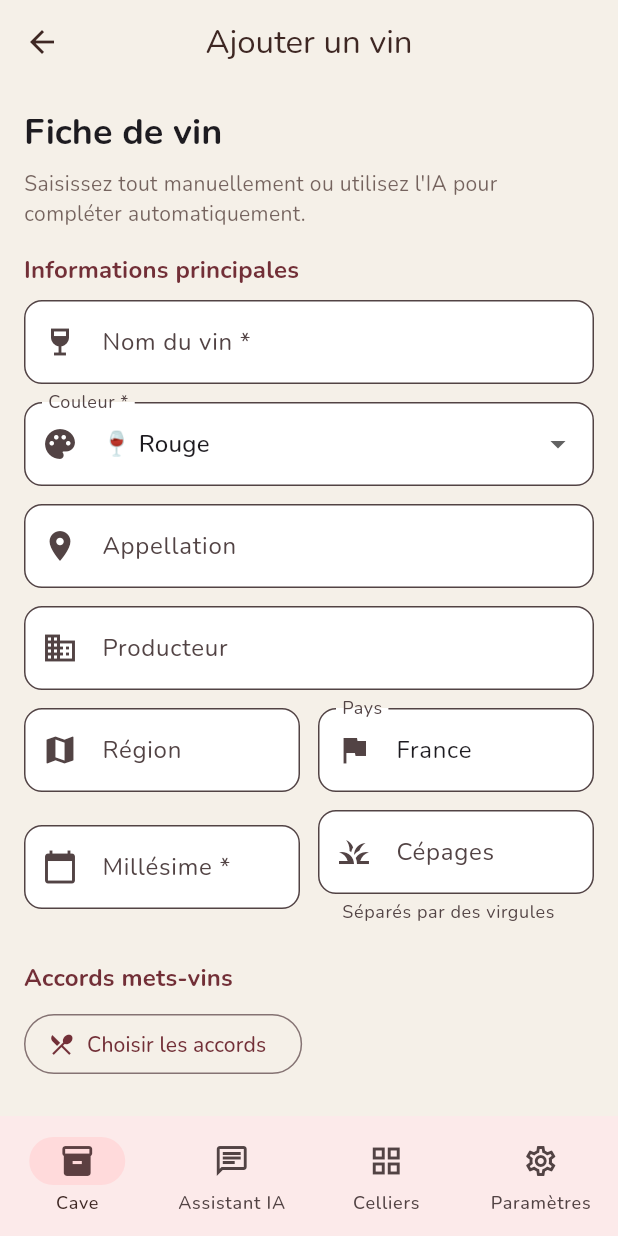
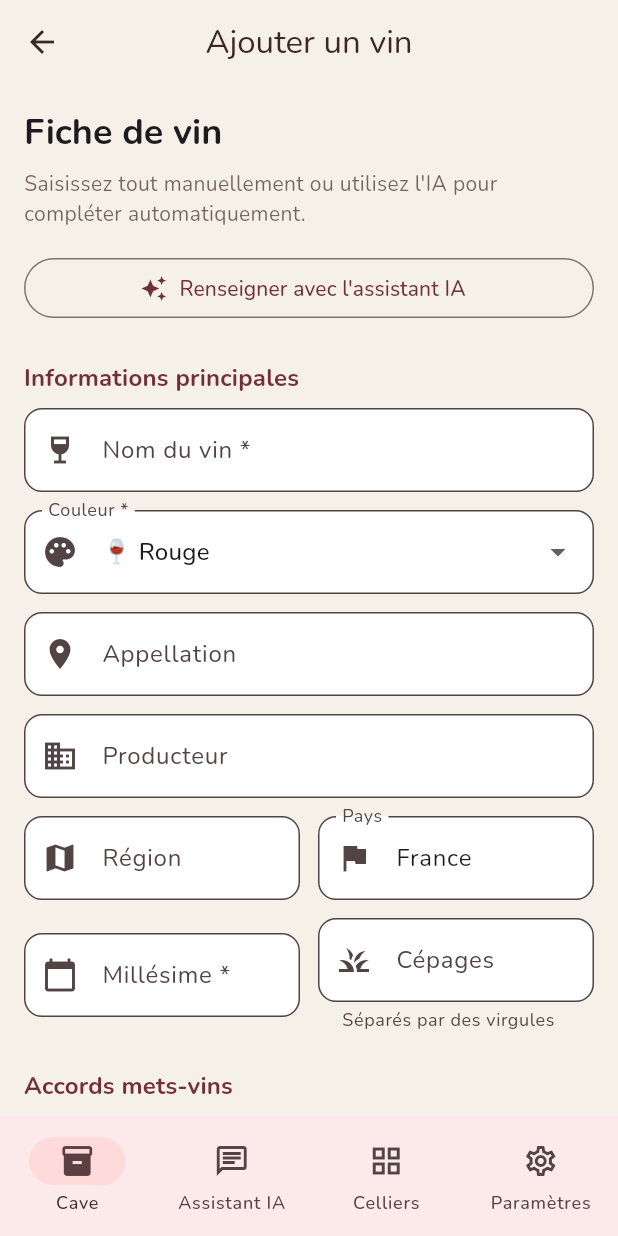
Before and after one commit to MauMau1605/WineCellar, a Flutter app: the WineAddScreen screen opened by its route, on a phone screen of 412 x 824 dp. Run offline on Flutter 3.47's test engine with Material 3 defaults, Android fonts, the phone set to English and light mode, and no system bars; our stand-ins replace csv, dio, drift, file_picker, flutter_markdown_plus, flutter_riverpod and 8 more; missing offline and left inert: dart_openai, google_mlkit_text_recognition; accounts and stored records are empty; generated files the repository leaves out were written again.

Commit message:
feat: bouton IA en haut de la page d'ajout de vin

```diff
--- a/lib/features/wine_cellar/presentation/screens/wine_add_screen.dart
+++ b/lib/features/wine_cellar/presentation/screens/wine_add_screen.dart
@@ -152,6 +152,15 @@ class _WineAddScreenState extends ConsumerState<WineAddScreen> {
                 ),
               ),
               const SizedBox(height: 16),
+              SizedBox(
+                width: double.infinity,
+                child: OutlinedButton.icon(
+                  onPressed: _saving ? null : () => context.go('/chat'),
+                  icon: const Icon(Icons.auto_awesome),
+                  label: const Text('Renseigner avec l\'assistant IA'),
+                ),
+              ),
+              const SizedBox(height: 24),
 
               _sectionTitle('Informations principales'),
               const SizedBox(height: 8),
@@ -467,15 +476,6 @@ class _WineAddScreenState extends ConsumerState<WineAddScreen> {
               ),
 
               const SizedBox(height: 24),
-              SizedBox(
-                width: double.infinity,
-                child: OutlinedButton.icon(
-                  onPressed: _saving ? null : () => context.go('/chat'),
-                  icon: const Icon(Icons.auto_awesome),
-                  label: const Text('Renseigner avec l\'assistant IA'),
-                ),
-              ),
-              const SizedBox(height: 12),
               Tooltip(
                 message: _canSubmit ? '' : disabledMessage,
                 child: SizedBox(
```
